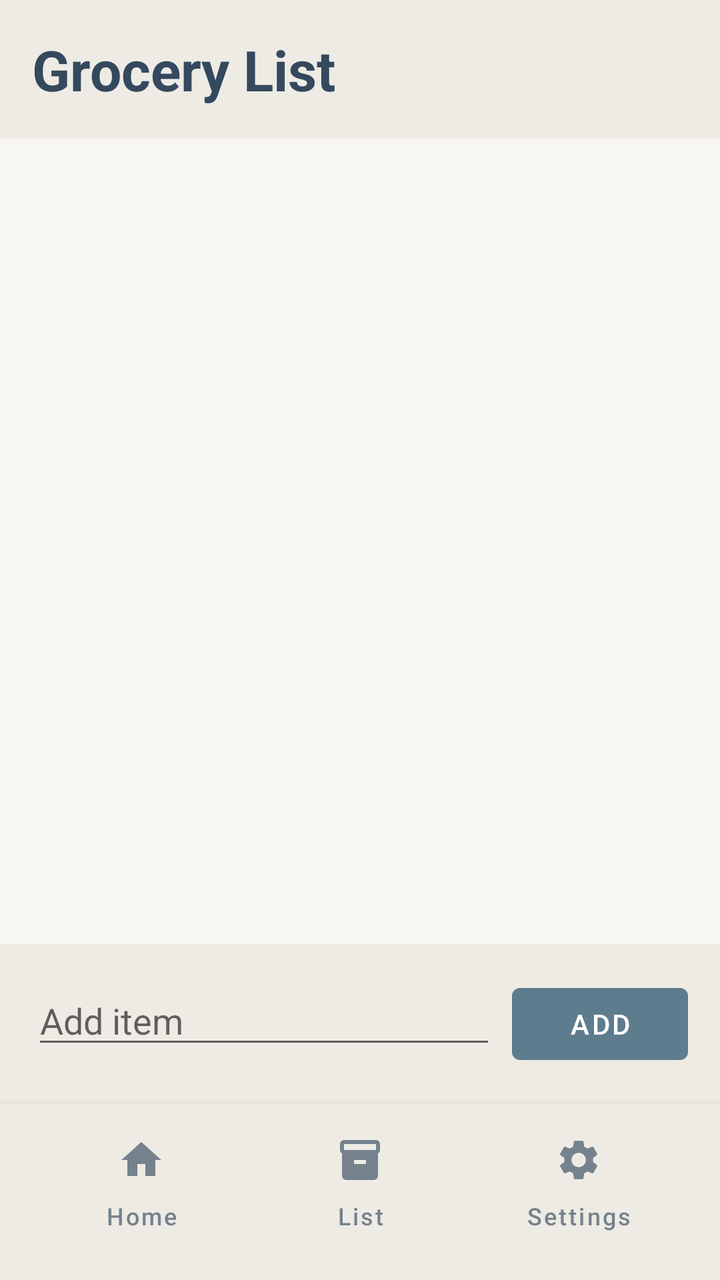
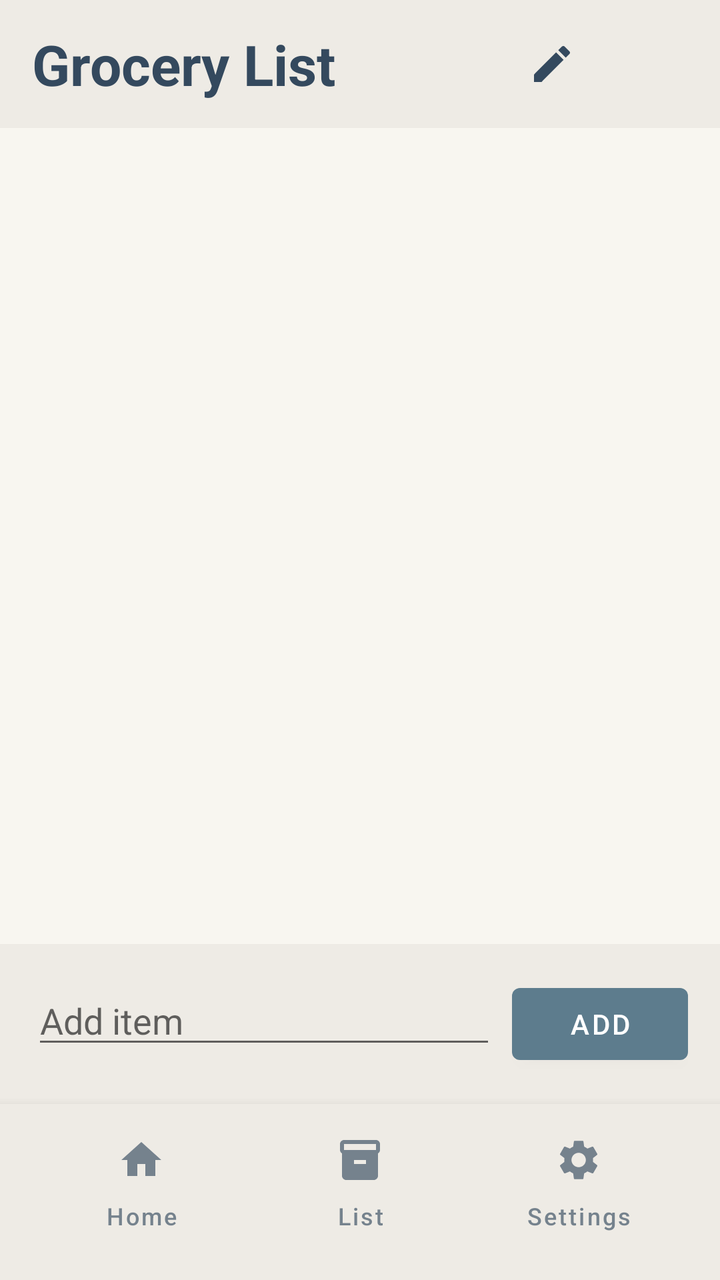

Two renders of the same Android screen: before a commit and after it. Below are the layout's source before the change and the commit's diff.
<!-- AndroidManifest.xml: application theme Theme.InventoryAssistant -->
<!-- res/layout/activity_grocery_list.xml -->
<?xml version="1.0" encoding="utf-8"?>
<LinearLayout xmlns:android="http://schemas.android.com/apk/res/android"
    xmlns:app="http://schemas.android.com/apk/res-auto"
    android:layout_width="match_parent"
    android:layout_height="match_parent"
    android:orientation="vertical"
    android:fitsSystemWindows="true">

    
    <LinearLayout
        android:layout_width="match_parent"
        android:layout_height="wrap_content"
        android:orientation="vertical"
        android:background="?attr/colorSurface">

        
        <LinearLayout
            android:id="@+id/normalHeader"
            android:layout_width="match_parent"
            android:layout_height="wrap_content"
            android:padding="16dp">

            <TextView
                android:layout_width="wrap_content"
                android:layout_height="wrap_content"
                android:text="@string/grocery_list_title"
                android:textSize="28sp"
                android:textStyle="bold"
                android:textColor="?attr/colorOnSurface" />

        </LinearLayout>

        
        <LinearLayout
            android:id="@+id/selectionBar"
            android:layout_width="match_parent"
            android:layout_height="wrap_content"
            android:orientation="horizontal"
            android:gravity="center_vertical"
            android:paddingHorizontal="4dp"
            android:paddingVertical="8dp"
            android:visibility="gone">

            <com.google.android.material.button.MaterialButton
                android:id="@+id/cancelSelectionButton"
                style="@style/Widget.MaterialComponents.Button.TextButton"
                android:layout_width="wrap_content"
                android:layout_height="wrap_content"
                android:insetTop="0dp"
                android:insetBottom="0dp"
                android:contentDescription="Cancel selection"
                app:icon="@drawable/ic_close"
                app:iconTint="?attr/colorOnSurface" />

            <TextView
                android:id="@+id/selectionCountText"
                android:layout_width="0dp"
                android:layout_height="wrap_content"
                android:layout_weight="1"
                android:paddingStart="4dp"
                android:textSize="18sp"
                android:textStyle="bold"
                android:textColor="?attr/colorOnSurface" />

            <com.google.android.material.button.MaterialButton
                android:id="@+id/deleteSelectedButton"
                style="@style/Widget.MaterialComponents.Button.TextButton"
                android:layout_width="wrap_content"
                android:layout_height="wrap_content"
                android:insetTop="0dp"
                android:insetBottom="0dp"
                android:contentDescription="Delete selected items"
                app:icon="@drawable/ic_delete"
                app:iconTint="?attr/colorOnSurface" />

        </LinearLayout>

    </LinearLayout>

    <androidx.recyclerview.widget.RecyclerView
        android:id="@+id/groceryRecyclerView"
        android:layout_width="match_parent"
        android:layout_height="0dp"
        android:layout_weight="1"
        />

    
    <LinearLayout
        android:layout_width="match_parent"
        android:layout_height="wrap_content"
        android:orientation="horizontal"
        android:padding="16dp"
        android:background="?attr/colorSurface">

        <EditText
            android:id="@+id/itemNameInput"
            android:layout_width="0dp"
            android:layout_height="wrap_content"
            android:layout_weight="1"
            android:layout_marginEnd="8dp"
            android:hint="Add item"
            android:inputType="text"
            android:imeOptions="actionDone"
            />

        <Button
            android:id="@+id/addButton"
            android:layout_width="wrap_content"
            android:layout_height="wrap_content"
            android:text="Add"
            />

    </LinearLayout>

    
    <include
        android:id="@+id/navigationBar"
        layout="@layout/navigation_bar" />

</LinearLayout>
<!-- res/layout/navigation_bar.xml (included above) -->
<?xml version="1.0" encoding="utf-8"?>
<LinearLayout xmlns:android="http://schemas.android.com/apk/res/android"
    xmlns:app="http://schemas.android.com/apk/res-auto"
    android:layout_width="match_parent"
    android:layout_height="wrap_content"
    android:orientation="horizontal"
    android:background="?attr/colorSurface"
    android:elevation="8dp"
    android:gravity="center"
    android:paddingVertical="12dp"
    android:paddingHorizontal="16dp"
    android:baselineAligned="false">

    <com.google.android.material.button.MaterialButton
        android:id="@+id/homeButton"
        android:layout_width="0dp"
        android:layout_height="64dp"
        android:layout_weight="1"
        android:text="@string/home"
        android:textSize="12sp"
        android:textAllCaps="false"
        android:textColor="@color/button_text_color"
        app:icon="@drawable/ic_home"
        app:iconGravity="top"
        app:iconPadding="0dp"
        app:iconTint="@color/button_text_color"
        android:insetTop="0dp"
        android:insetBottom="0dp"
        style="@style/Widget.MaterialComponents.Button.TextButton" />

    <com.google.android.material.button.MaterialButton
        android:id="@+id/listButton"
        android:layout_width="0dp"
        android:layout_height="64dp"
        android:layout_weight="1"
        android:text="@string/list"
        android:textSize="12sp"
        android:textAllCaps="false"
        android:textColor="@color/button_text_color"
        app:icon="@drawable/ic_inventory"
        app:iconGravity="top"
        app:iconPadding="0dp"
        app:iconTint="@color/button_text_color"
        android:insetTop="0dp"
        android:insetBottom="0dp"
        style="@style/Widget.MaterialComponents.Button.TextButton" />

    <com.google.android.material.button.MaterialButton
        android:id="@+id/settingsButton"
        android:layout_width="0dp"
        android:layout_height="64dp"
        android:layout_weight="1"
        android:text="@string/settings"
        android:textSize="12sp"
        android:textAllCaps="false"
        android:textColor="@color/button_text_color"
        app:icon="@drawable/ic_settings"
        app:iconGravity="top"
        app:iconPadding="0dp"
        app:iconTint="@color/button_text_color"
        android:insetTop="0dp"
        android:insetBottom="0dp"
        style="@style/Widget.MaterialComponents.Button.TextButton" />

</LinearLayout>
<!-- resources referenced by this layout -->
<resources>
  <!-- drawable ic_close (drawable) -->
  <?xml version="1.0" encoding="utf-8"?>
  
  <vector xmlns:android="http://schemas.android.com/apk/res/android"
      android:width="24dp"
      android:height="24dp"
      android:viewportWidth="24"
      android:viewportHeight="24">
      <path
          android:fillColor="@android:color/black"
          android:pathData="M19,6.41L17.59,5 12,10.59 6.41,5 5,6.41 10.59,12 5,17.59 6.41,19 12,13.41 17.59,19 19,17.59 13.41,12z"/>
  </vector>
  <!-- drawable ic_delete (drawable) -->
  <?xml version="1.0" encoding="utf-8"?>
  
  <vector xmlns:android="http://schemas.android.com/apk/res/android"
      android:width="24dp"
      android:height="24dp"
      android:viewportWidth="24"
      android:viewportHeight="24">
      <path
          android:fillColor="@android:color/black"
          android:pathData="M6,19c0,1.1 0.9,2 2,2h8c1.1,0 2,-0.9 2,-2V7H6v12zM19,4h-3.5l-1,-1h-5l-1,1H5v2h14V4z"/>
  </vector>
  <!-- drawable ic_home (drawable) -->
  <vector xmlns:android="http://schemas.android.com/apk/res/android"
      android:width="24dp"
      android:height="24dp"
      android:viewportWidth="24"
      android:viewportHeight="24">
      <path
          android:fillColor="#000000"
          android:pathData="M10,20v-6h4v6h5v-8h3L12,3 2,12h3v8z"/>
  </vector>
  <!-- drawable ic_inventory (drawable) -->
  <vector xmlns:android="http://schemas.android.com/apk/res/android"
      android:width="24dp"
      android:height="24dp"
      android:viewportWidth="24"
      android:viewportHeight="24">
      <path
          android:fillColor="#000000"
          android:pathData="M20,2H4C3,2 2,2.9 2,4v3.01C2,7.73 2.43,8.35 3,8.7V20c0,1.1 1.1,2 2,2h14c0.9,0 2,-0.9 2,-2V8.7c0.57,-0.35 1,-0.97 1,-1.69V4C22,2.9 21,2 20,2zM15,14H9v-2h6V14zM20,7H4V4h16V7z"/>
  </vector>
  <string name="grocery_list_title">Grocery List</string>
  <string name="home">Home</string>
  <string name="list">List</string>
  <string name="settings">Settings</string>
  <style name="Theme.InventoryAssistant" parent="Theme.MaterialComponents.DayNight.NoActionBar">
          
          <item name="colorPrimary">@color/light_primary</item>
          <item name="colorPrimaryVariant">@color/light_primary</item>
          <item name="colorOnPrimary">@color/light_on_primary</item>
          
          <item name="colorSecondary">@color/light_secondary</item>
          <item name="colorSecondaryVariant">@color/light_secondary</item>
          <item name="colorOnSecondary">@color/white</item>
          
          <item name="android:colorBackground">@color/light_background</item>
          <item name="colorSurface">@color/light_surface</item>
          <item name="colorOnBackground">@color/light_on_background</item>
          <item name="colorOnSurface">@color/light_on_surface</item>
          
          <item name="android:statusBarColor">@color/light_primary</item>
          <item name="android:windowLightStatusBar">true</item>
      </style>
  <color name="light_primary">#FF5D7C8D</color>
  <color name="light_on_primary">#FFFFFFFF</color>
  <color name="light_secondary">#FF7B9AAB</color>
  <color name="white">#FFFFFFFF</color>
  <color name="light_background">#FFF8F6F0</color>
  <color name="light_surface">#FFEEEBE5</color>
  <color name="light_on_background">#FF2C3E50</color>
  <color name="light_on_surface">#FF34495E</color>
  <!-- unchanged entries left out for length: 1 -->
</resources>

<!-- the commit's change to res/layout/activity_grocery_list.xml (unified diff, before → after) -->
@@ -18,21 +18,35 @@
             android:id="@+id/normalHeader"
             android:layout_width="match_parent"
             android:layout_height="wrap_content"
-            android:padding="16dp">
+            android:gravity="center_vertical"
+            android:paddingHorizontal="16dp"
+            android:paddingVertical="8dp">
 
             <TextView
-                android:layout_width="wrap_content"
+                android:layout_width="0dp"
                 android:layout_height="wrap_content"
+                android:layout_weight="1"
                 android:text="@string/grocery_list_title"
                 android:textSize="28sp"
                 android:textStyle="bold"
                 android:textColor="?attr/colorOnSurface" />
 
+            <com.google.android.material.button.MaterialButton
+                android:id="@+id/manageButton"
+                style="@style/Widget.MaterialComponents.Button.TextButton"
+                android:layout_width="wrap_content"
+                android:layout_height="wrap_content"
+                android:insetTop="0dp"
+                android:insetBottom="0dp"
+                android:contentDescription="@string/enter_manage_mode"
+                app:icon="@drawable/ic_edit"
+                app:iconTint="?attr/colorOnSurface" />
+
         </LinearLayout>
 
         
         <LinearLayout
-            android:id="@+id/selectionBar"
+            android:id="@+id/managementBar"
             android:layout_width="match_parent"
             android:layout_height="wrap_content"
             android:orientation="horizontal"
@@ -42,36 +56,25 @@
             android:visibility="gone">
 
             <com.google.android.material.button.MaterialButton
-                android:id="@+id/cancelSelectionButton"
+                android:id="@+id/exitManagementButton"
                 style="@style/Widget.MaterialComponents.Button.TextButton"
                 android:layout_width="wrap_content"
                 android:layout_height="wrap_content"
                 android:insetTop="0dp"
                 android:insetBottom="0dp"
-                android:contentDescription="Cancel selection"
+                android:contentDescription="@string/exit_manage_mode"
                 app:icon="@drawable/ic_close"
                 app:iconTint="?attr/colorOnSurface" />
 
             <TextView
-                android:id="@+id/selectionCountText"
                 android:layout_width="0dp"
                 android:layout_height="wrap_content"
                 android:layout_weight="1"
                 android:paddingStart="4dp"
+                android:text="@string/manage_list"
                 android:textSize="18sp"
                 android:textStyle="bold"
                 android:textColor="?attr/colorOnSurface" />
-
-            <com.google.android.material.button.MaterialButton
-                android:id="@+id/deleteSelectedButton"
-                style="@style/Widget.MaterialComponents.Button.TextButton"
-                android:layout_width="wrap_content"
-                android:layout_height="wrap_content"
-                android:insetTop="0dp"
-                android:insetBottom="0dp"
-                android:contentDescription="Delete selected items"
-                app:icon="@drawable/ic_delete"
-                app:iconTint="?attr/colorOnSurface" />
 
         </LinearLayout>
 
@@ -81,8 +84,7 @@
         android:id="@+id/groceryRecyclerView"
         android:layout_width="match_parent"
         android:layout_height="0dp"
-        android:layout_weight="1"
-        />
+        android:layout_weight="1" />
 
     
     <LinearLayout
@@ -100,15 +102,13 @@
             android:layout_marginEnd="8dp"
             android:hint="Add item"
             android:inputType="text"
-            android:imeOptions="actionDone"
-            />
+            android:imeOptions="actionDone" />
 
         <Button
             android:id="@+id/addButton"
             android:layout_width="wrap_content"
             android:layout_height="wrap_content"
-            android:text="Add"
-            />
+            android:text="Add" />
 
     </LinearLayout>
 
<!-- resource entries referenced after the edit -->
@@ -12,17 +12,16 @@
           android:fillColor="@android:color/black"
           android:pathData="M19,6.41L17.59,5 12,10.59 6.41,5 5,6.41 10.59,12 5,17.59 6.41,19 12,13.41 17.59,19 19,17.59 13.41,12z"/>
   </vector>
-  <!-- drawable ic_delete (drawable) -->
+  <!-- drawable ic_edit (drawable) -->
   <?xml version="1.0" encoding="utf-8"?>
-  
   <vector xmlns:android="http://schemas.android.com/apk/res/android"
       android:width="24dp"
       android:height="24dp"
       android:viewportWidth="24"
       android:viewportHeight="24">
       <path
-          android:fillColor="@android:color/black"
-          android:pathData="M6,19c0,1.1 0.9,2 2,2h8c1.1,0 2,-0.9 2,-2V7H6v12zM19,4h-3.5l-1,-1h-5l-1,1H5v2h14V4z"/>
+          android:fillColor="@android:color/white"
+          android:pathData="M3,17.25V21h3.75L17.81,9.94l-3.75,-3.75L3,17.25zM20.71,7.04c0.39,-0.39 0.39,-1.02 0,-1.41l-2.34,-2.34c-0.39,-0.39 -1.02,-0.39 -1.41,0l-1.83,1.83 3.75,3.75 1.83,-1.83z"/>
   </vector>
   <!-- drawable ic_home (drawable) -->
   <vector xmlns:android="http://schemas.android.com/apk/res/android"
@@ -44,9 +43,12 @@
           android:fillColor="#000000"
           android:pathData="M20,2H4C3,2 2,2.9 2,4v3.01C2,7.73 2.43,8.35 3,8.7V20c0,1.1 1.1,2 2,2h14c0.9,0 2,-0.9 2,-2V8.7c0.57,-0.35 1,-0.97 1,-1.69V4C22,2.9 21,2 20,2zM15,14H9v-2h6V14zM20,7H4V4h16V7z"/>
   </vector>
+  <string name="enter_manage_mode">Manage items</string>
+  <string name="exit_manage_mode">Done managing</string>
   <string name="grocery_list_title">Grocery List</string>
   <string name="home">Home</string>
   <string name="list">List</string>
+  <string name="manage_list">Manage List</string>
   <string name="settings">Settings</string>
   <style name="Theme.InventoryAssistant" parent="Theme.MaterialComponents.DayNight.NoActionBar">
           
